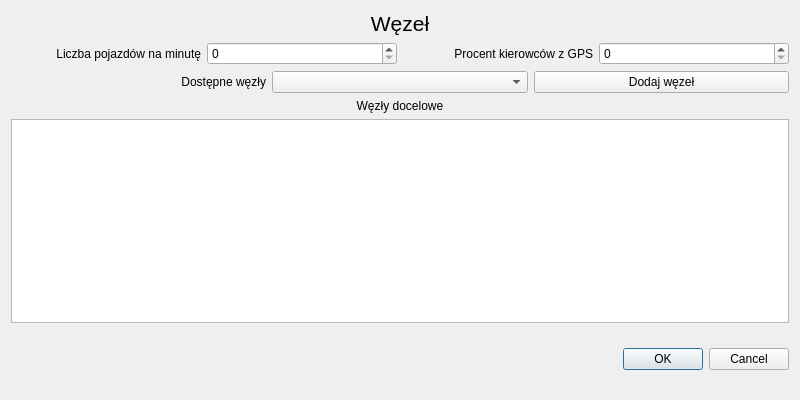
This is TrafficLoadManager/SpawnSettingsEditor.ui in kicadan/TrafficLoadManager as Qt 5 draws it before an edit. The edited form follows.
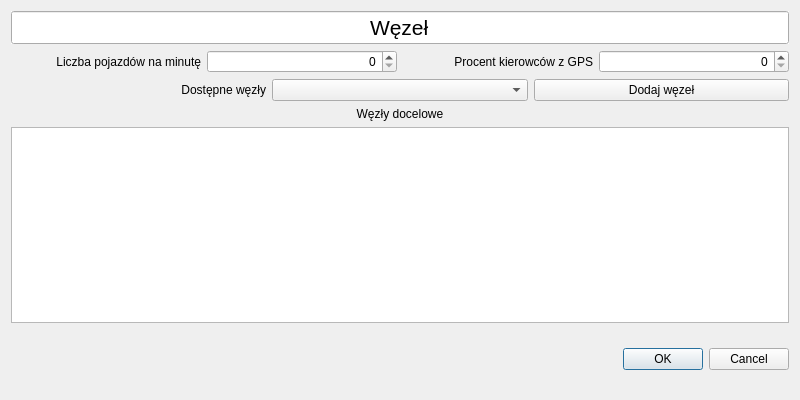
This is the edited form.

What changed in the file:
```diff
--- a/TrafficLoadManager/SpawnSettingsEditor.ui
+++ b/TrafficLoadManager/SpawnSettingsEditor.ui
@@ -23,27 +23,21 @@
    <item>
     <layout class="QVBoxLayout" name="verticalLayout">
      <item>
-      <widget class="QLabel" name="label_Actual">
+      <widget class="QLineEdit" name="lineEdit_Actual">
        <property name="font">
         <font>
          <pointsize>16</pointsize>
         </font>
        </property>
-       <property name="cursor">
-        <cursorShape>IBeamCursor</cursorShape>
+       <property name="autoFillBackground">
+        <bool>true</bool>
        </property>
        <property name="text">
         <string>Węzeł</string>
        </property>
-       <property name="textFormat">
-        <enum>Qt::AutoText</enum>
-       </property>
        <property name="alignment">
         <set>Qt::AlignCenter</set>
        </property>
-       <property name="textInteractionFlags">
-        <set>Qt::TextEditorInteraction</set>
-       </property>
       </widget>
      </item>
      <item>
@@ -64,6 +58,9 @@
           <layout class="QGridLayout" name="gridLayout">
            <item row="0" column="0">
             <widget class="QSpinBox" name="spinBox_cars">
+             <property name="alignment">
+              <set>Qt::AlignRight|Qt::AlignTrailing|Qt::AlignVCenter</set>
+             </property>
              <property name="maximum">
               <number>60</number>
              </property>
@@ -90,7 +87,17 @@
           </layout>
          </item>
          <item>
-          <widget class="QSpinBox" name="spinBox_smart_drivers"/>
+          <widget class="QSpinBox" name="spinBox_smart_drivers">
+           <property name="alignment">
+            <set>Qt::AlignRight|Qt::AlignTrailing|Qt::AlignVCenter</set>
+           </property>
+           <property name="maximum">
+            <number>100</number>
+           </property>
+           <property name="singleStep">
+            <number>10</number>
+           </property>
+          </widget>
          </item>
         </layout>
        </item>
```
Left out of the diff: 18 changed lines with no effect on the pictures.
